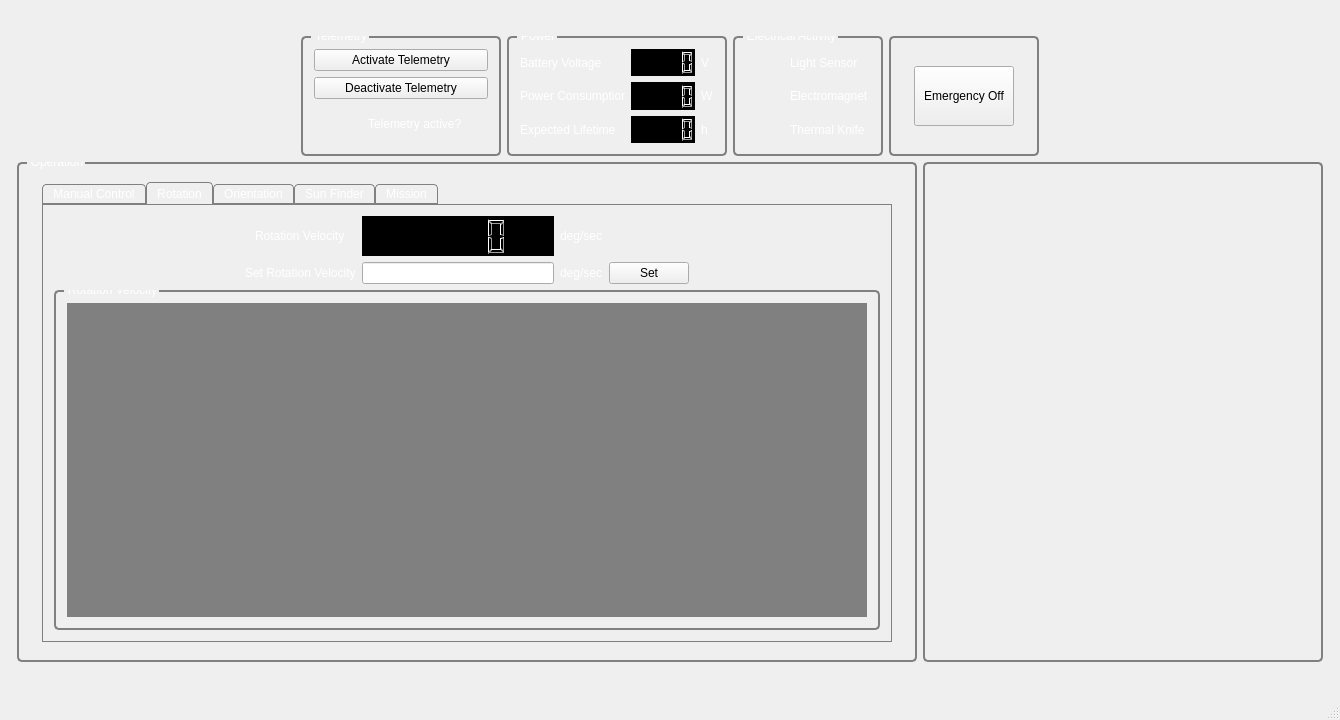
Old version of the form groundstation.ui in the repository lxbader/frogstation.
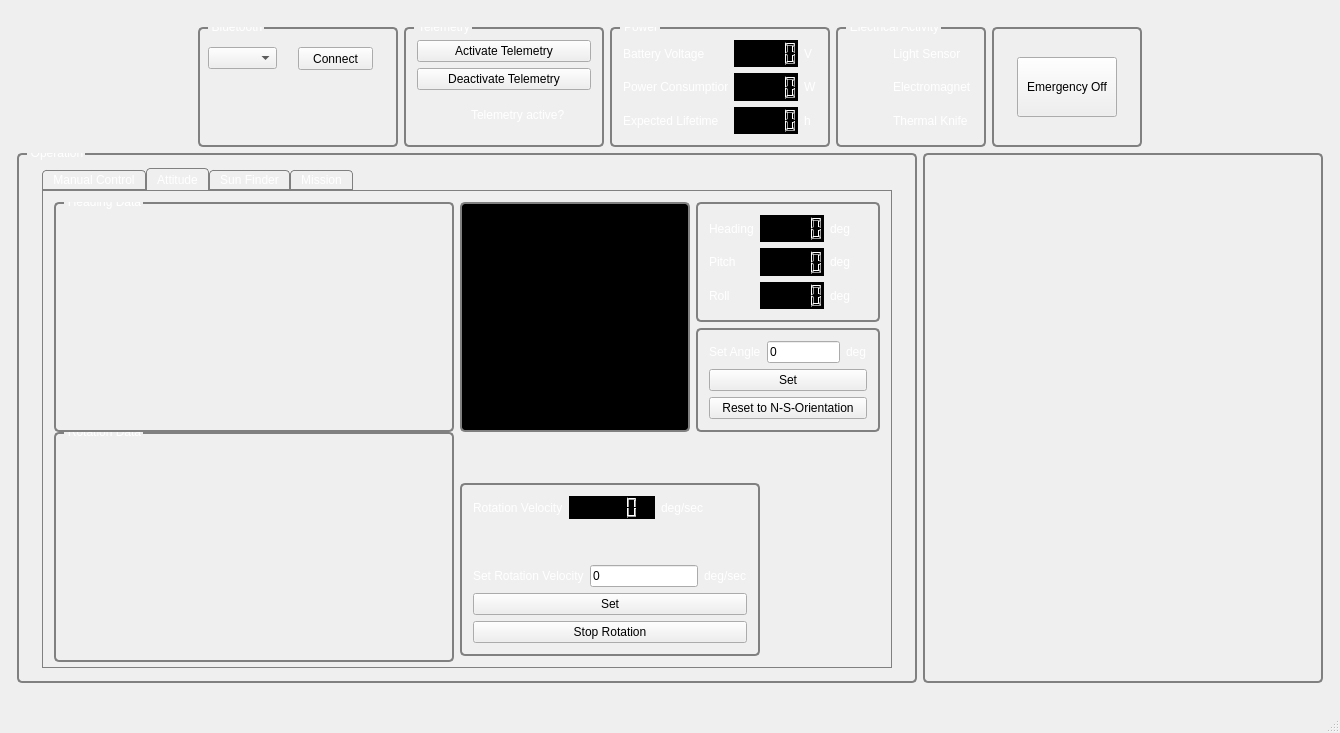
New version of the form. Icons and pictures are not drawn. Custom widgets are drawn as their Qt base class.

The edit to the form file:
```diff
--- a/groundstation.ui
+++ b/groundstation.ui
@@ -7,7 +7,7 @@
     <x>0</x>
     <y>0</y>
     <width>1340</width>
-    <height>720</height>
+    <height>733</height>
    </rect>
   </property>
   <property name="windowTitle">
@@ -88,6 +88,42 @@
           </property>
          </spacer>
         </item>
+        <item>
+         <widget class="QGroupBox" name="groupBox_11">
+          <property name="minimumSize">
+           <size>
+            <width>200</width>
+            <height>0</height>
+           </size>
+          </property>
+          <property name="title">
+           <string>Bluetooth</string>
+          </property>
+          <widget class="QComboBox" name="bluetoothComboBox">
+           <property name="geometry">
+            <rect>
+             <x>10</x>
+             <y>20</y>
+             <width>69</width>
+             <height>22</height>
+            </rect>
+           </property>
+          </widget>
+          <widget class="QPushButton" name="bluetoothConnectButton">
+           <property name="geometry">
+            <rect>
+             <x>100</x>
+             <y>20</y>
+             <width>75</width>
+             <height>23</height>
+            </rect>
+           </property>
+           <property name="text">
+            <string>Connect</string>
+           </property>
+          </widget>
+         </widget>
+        </item>
         <item>
          <widget class="QGroupBox" name="groupBox_2">
           <property name="minimumSize">
@@ -414,13 +450,13 @@
           <property name="minimumSize">
            <size>
             <width>900</width>
-            <height>500</height>
+            <height>530</height>
            </size>
           </property>
           <property name="maximumSize">
            <size>
             <width>900</width>
-            <height>500</height>
+            <height>530</height>
            </size>
           </property>
           <property name="title">
@@ -432,13 +468,13 @@
              <property name="minimumSize">
               <size>
                <width>850</width>
-               <height>460</height>
+               <height>500</height>
               </size>
              </property>
              <property name="maximumSize">
               <size>
                <width>850</width>
-               <height>460</height>
+               <height>500</height>
               </size>
              </property>
              <property name="currentIndex">
@@ -661,180 +697,123 @@
              </widget>
              <widget class="QWidget" name="rotationTab">
               <attribute name="title">
-               <string>Rotation</string>
+               <string>Attitude</string>
               </attribute>
-              <layout class="QVBoxLayout" name="verticalLayout_20">
+              <layout class="QHBoxLayout" name="horizontalLayout_28">
                <item>
-                <layout class="QVBoxLayout" name="verticalLayout_15">
+                <layout class="QHBoxLayout" name="horizontalLayout_9">
                  <item>
-                  <layout class="QGridLayout" name="gridLayout_2">
-                   <item row="0" column="1" alignment="Qt::AlignHCenter">
-                    <widget class="QLabel" name="label_10">
-                     <property name="text">
-                      <string>Rotation Velocity</string>
-                     </property>
-                    </widget>
-                   </item>
-                   <item row="1" column="1" alignment="Qt::AlignHCenter">
-                    <widget class="QLabel" name="label_11">
-                     <property name="text">
-                      <string>Set Rotation Velocity</string>
-                     </property>
-                    </widget>
-                   </item>
-                   <item row="1" column="2">
-                    <widget class="QLineEdit" name="rotationVelocityLineEdit"/>
-                   </item>
-                   <item row="0" column="3">
-                    <widget class="QLabel" name="label_15">
-                     <property name="text">
-                      <string>deg/sec</string>
-                     </property>
-                    </widget>
-                   </item>
-                   <item row="1" column="4">
-                    <widget class="QPushButton" name="rotationVelocityButton">
-                     <property name="text">
-                      <string>Set</string>
-                     </property>
-                    </widget>
-                   </item>
-                   <item row="0" column="5">
-                    <spacer name="horizontalSpacer_5">
-                     <property name="orientation">
-                      <enum>Qt::Horizontal</enum>
-                     </property>
-                     <property name="sizeHint" stdset="0">
+                  <layout class="QVBoxLayout" name="verticalLayout_2">
+                   <item>
+                    <widget class="QGroupBox" name="groupBox_6">
+                     <property name="minimumSize">
                       <size>
-                       <width>40</width>
-                       <height>20</height>
+                       <width>400</width>
+                       <height>230</height>
                       </size>
                      </property>
-                    </spacer>
-                   </item>
-                   <item row="1" column="5">
-                    <spacer name="horizontalSpacer_6">
-                     <property name="orientation">
-                      <enum>Qt::Horizontal</enum>
-                     </property>
-                     <property name="sizeHint" stdset="0">
+                     <property name="maximumSize">
                       <size>
-                       <width>40</width>
-                       <height>20</height>
+                       <width>400</width>
+                       <height>230</height>
                       </size>
                      </property>
-                    </spacer>
-                   </item>
-                   <item row="1" column="3">
-                    <widget class="QLabel" name="label_16">
-                     <property name="text">
-                      <string>deg/sec</string>
+                     <property name="title">
+                      <string>Heading Data</string>
                      </property>
+                     <layout class="QHBoxLayout" name="horizontalLayout_5">
+                      <item>
+                       <widget class="QCustomPlot" name="orientationWidget" native="true"/>
+                      </item>
+                     </layout>
                     </widget>
                    </item>
-                   <item row="0" column="0">
-                    <spacer name="horizontalSpacer_11">
-                     <property name="orientation">
-                      <enum>Qt::Horizontal</enum>
-                     </property>
-                     <property name="sizeHint" stdset="0">
-                      <size>
-                       <width>40</width>
-                       <height>20</height>
-                      </size>
-                     </property>
-                    </spacer>
-                   </item>
-                   <item row="1" column="0">
-                    <spacer name="horizontalSpacer_12">
-                     <property name="orientation">
-                      <enum>Qt::Horizontal</enum>
-                     </property>
-                     <property name="sizeHint" stdset="0">
-                      <size>
-                       <width>40</width>
-                       <height>20</height>
-                      </size>
-                     </property>
-                    </spacer>
-                   </item>
-                   <item row="0" column="2">
-                    <widget class="QLCDNumber" name="rotationVelocityLCD">
+                   <item>
+                    <widget class="QGroupBox" name="groupBox_7">
                      <property name="minimumSize">
                       <size>
-                       <width>0</width>
-                       <height>40</height>
+                       <width>400</width>
+                       <height>230</height>
                       </size>
                      </property>
                      <property name="maximumSize">
                       <size>
-                       <width>16777215</width>
-                       <height>40</height>
+                       <width>400</width>
+                       <height>230</height>
                       </size>
                      </property>
+                     <property name="title">
+                      <string>Rotation Data</string>
+                     </property>
+                     <layout class="QHBoxLayout" name="horizontalLayout_10">
+                      <item>
+                       <widget class="QCustomPlot" name="rotationWidget" native="true"/>
+                      </item>
+                     </layout>
                     </widget>
                    </item>
                   </layout>
                  </item>
                  <item>
-                  <widget class="QGroupBox" name="rotationVelocityBox">
-                   <property name="minimumSize">
-                    <size>
-                     <width>400</width>
-                     <height>300</height>
-                    </size>
-                   </property>
-                   <property name="title">
-                    <string>Rotation Velocity</string>
-                   </property>
-                   <layout class="QVBoxLayout" name="verticalLayout_14">
+                  <layout class="QVBoxLayout" name="verticalLayout_19">
                     <item>
-                     <widget class="QCustomPlot" name="rotationVelocityWidget" native="true">
+                    <layout class="QHBoxLayout" name="horizontalLayout_26">
+                     <item>
+                      <widget class="QGroupBox" name="compassBox">
                       <property name="minimumSize">
                        <size>
-                        <width>100</width>
-                        <height>100</height>
+                         <width>230</width>
+                         <height>230</height>
                        </size>
                       </property>
                       <property name="maximumSize">
                        <size>
-                        <width>1600</width>
-                        <height>1600</height>
-                       </size>
-                      </property>
-                     </widget>
+                         <width>230</width>
+                         <height>230</height>
+                        </size>
+                       </property>
+                       <property name="title">
+                        <string/>
+                       </property>
+                       <layout class="QVBoxLayout" name="verticalLayout_9">
+                        <item>
+                         <widget class="Compass" name="compassWidget" native="true"/>
                     </item>
                    </layout>
                   </widget>
                  </item>
-                </layout>
-               </item>
-              </layout>
-             </widget>
-             <widget class="QWidget" name="compassTab">
-              <attribute name="title">
-               <string>Orientation</string>
-              </attribute>
-              <layout class="QVBoxLayout" name="verticalLayout_12">
-               <item>
-                <layout class="QHBoxLayout" name="horizontalLayout_3">
                  <item>
                   <layout class="QVBoxLayout" name="verticalLayout_11">
                    <item>
-                    <spacer name="verticalSpacer">
-                     <property name="orientation">
-                      <enum>Qt::Vertical</enum>
-                     </property>
-                     <property name="sizeHint" stdset="0">
+                        <widget class="QGroupBox" name="groupBox_8">
+                         <property name="minimumSize">
+                          <size>
+                           <width>0</width>
+                           <height>120</height>
+                          </size>
+                         </property>
+                         <property name="maximumSize">
                       <size>
-                       <width>20</width>
-                       <height>40</height>
-                      </size>
-                     </property>
-                    </spacer>
-                   </item>
+                           <width>16777215</width>
+                           <height>120</height>
+                          </size>
+                         </property>
+                         <property name="title">
+                          <string/>
+                         </property>
+                         <layout class="QHBoxLayout" name="horizontalLayout_24">
                    <item>
-                    <layout class="QGridLayout" name="gridLayout_5">
+                           <layout class="QGridLayout" name="gridLayout_2">
+                            <item row="0" column="0">
+                             <widget class="QLabel" name="label_17">
+                              <property name="text">
+                               <string>Heading</string>
+                              </property>
+                             </widget>
+                            </item>
+                            <item row="0" column="1">
+                             <widget class="QLCDNumber" name="orientationLCD"/>
+                            </item>
                      <item row="0" column="2">
                       <widget class="QLabel" name="label_20">
                        <property name="text">
@@ -842,62 +821,88 @@
                        </property>
                       </widget>
                      </item>
-                     <item row="1" column="0" alignment="Qt::AlignHCenter">
+                            <item row="1" column="0">
+                             <widget class="QLabel" name="label_21">
+                              <property name="text">
+                               <string>Pitch</string>
+                              </property>
+                             </widget>
+                            </item>
+                            <item row="1" column="1">
+                             <widget class="QLCDNumber" name="pitchLCD"/>
+                            </item>
+                            <item row="1" column="2">
+                             <widget class="QLabel" name="label_24">
+                              <property name="text">
+                               <string>deg</string>
+                              </property>
+                             </widget>
+                            </item>
+                            <item row="2" column="0">
+                             <widget class="QLabel" name="label_22">
+                              <property name="text">
+                               <string>Roll</string>
+                              </property>
+                             </widget>
+                            </item>
+                            <item row="2" column="1">
+                             <widget class="QLCDNumber" name="rollLCD"/>
+                            </item>
+                            <item row="2" column="2">
+                             <widget class="QLabel" name="label_25">
+                              <property name="text">
+                               <string>deg</string>
+                              </property>
+                             </widget>
+                            </item>
+                           </layout>
+                          </item>
+                         </layout>
+                        </widget>
+                       </item>
+                       <item>
+                        <widget class="QGroupBox" name="groupBox_9">
+                         <property name="minimumSize">
+                          <size>
+                           <width>0</width>
+                           <height>90</height>
+                          </size>
+                         </property>
+                         <property name="maximumSize">
+                          <size>
+                           <width>16777215</width>
+                           <height>120</height>
+                          </size>
+                         </property>
+                         <property name="title">
+                          <string/>
+                         </property>
+                         <layout class="QVBoxLayout" name="verticalLayout_6">
+                          <item>
+                           <layout class="QVBoxLayout" name="verticalLayout_4">
+                            <item>
+                             <layout class="QHBoxLayout" name="horizontalLayout_25">
+                              <item>
                       <widget class="QLabel" name="label_18">
                        <property name="text">
                         <string>Set Angle</string>
                        </property>
                       </widget>
                      </item>
-                     <item row="1" column="1" alignment="Qt::AlignHCenter">
+                              <item>
                       <widget class="QLineEdit" name="orientationLineEdit">
-                       <property name="minimumSize">
-                        <size>
-                         <width>0</width>
-                         <height>30</height>
-                        </size>
-                       </property>
-                       <property name="maximumSize">
-                        <size>
-                         <width>16777215</width>
-                         <height>30</height>
-                        </size>
-                       </property>
                        <property name="text">
                         <string>0</string>
                        </property>
                       </widget>
                      </item>
-                     <item row="1" column="2">
+                              <item>
                       <widget class="QLabel" name="label_19">
                        <property name="text">
                         <string>deg</string>
                        </property>
                       </widget>
                      </item>
-                     <item row="0" column="0" alignment="Qt::AlignHCenter">
-                      <widget class="QLabel" name="label_17">
-                       <property name="text">
-                        <string>Current Angle</string>
-                       </property>
-                      </widget>
-                     </item>
-                     <item row="0" column="1">
-                      <widget class="QLCDNumber" name="orientationLCD">
-                       <property name="minimumSize">
-                        <size>
-                         <width>0</width>
-                         <height>40</height>
-                        </size>
-                       </property>
-                       <property name="maximumSize">
-                        <size>
-                         <width>1000</width>
-                         <height>40</height>
-                        </size>
-                       </property>
-                      </widget>
-                     </item>
                     </layout>
                    </item>
                    <item>
@@ -909,72 +914,17 @@
                    </item>
                    <item>
                     <widget class="QPushButton" name="orientationResetButton">
-                     <property name="minimumSize">
-                      <size>
-                       <width>0</width>
-                       <height>0</height>
-                      </size>
-                     </property>
-                     <property name="maximumSize">
-                      <size>
-                       <width>1000</width>
-                       <height>16777215</height>
-                      </size>
-                     </property>
                      <property name="text">
                       <string>Reset to N-S-Orientation</string>
                      </property>
                     </widget>
                    </item>
-                   <item>
-                    <layout class="QGridLayout" name="gridLayout_6">
-                     <item row="0" column="1">
-                      <widget class="QLCDNumber" name="pitchLCD">
-                       <property name="maximumSize">
-                        <size>
-                         <width>100</width>
-                         <height>30</height>
-                        </size>
-                       </property>
-                      </widget>
-                     </item>
-                     <item row="0" column="2">
-                      <widget class="QLabel" name="label_24">
-                       <property name="text">
-                        <string>deg</string>
-                       </property>
-                      </widget>
-                     </item>
-                     <item row="1" column="2">
-                      <widget class="QLabel" name="label_25">
-                       <property name="text">
-                        <string>deg</string>
-                       </property>
-                      </widget>
-                     </item>
-                     <item row="0" column="0" alignment="Qt::AlignHCenter">
-                      <widget class="QLabel" name="label_21">
-                       <property name="text">
-                        <string>Pitch</string>
-                       </property>
-                      </widget>
-                     </item>
-                     <item row="1" column="1">
-                      <widget class="QLCDNumber" name="rollLCD">
-                       <property name="maximumSize">
-                        <size>
-                         <width>16777215</width>
-                         <height>30</height>
-                        </size>
-                       </property>
-                      </widget>
-                     </item>
-                     <item row="1" column="0" alignment="Qt::AlignHCenter">
-                      <widget class="QLabel" name="label_22">
-                       <property name="text">
-                        <string>Roll</string>
-                       </property>
-                      </widget>
+                           </layout>
+                          </item>
+                         </layout>
+                        </widget>
+                       </item>
+                      </layout>
                      </item>
                     </layout>
                    </item>
@@ -991,80 +941,94 @@
                      </property>
                     </spacer>
                    </item>
-                  </layout>
-                 </item>
                  <item>
-                  <spacer name="horizontalSpacer_2">
-                   <property name="orientation">
-                    <enum>Qt::Horizontal</enum>
-                   </property>
-                   <property name="sizeHint" stdset="0">
-                    <size>
-                     <width>40</width>
-                     <height>20</height>
-                    </size>
-                   </property>
-                  </spacer>
-                 </item>
+                    <layout class="QHBoxLayout" name="horizontalLayout_3">
                  <item>
-                  <widget class="QGroupBox" name="compassBox">
-                   <property name="minimumSize">
-                    <size>
-                     <width>380</width>
-                     <height>380</height>
-                    </size>
-                   </property>
-                   <property name="maximumSize">
-                    <size>
-                     <width>380</width>
-                     <height>380</height>
-                    </size>
-                   </property>
+                      <widget class="QGroupBox" name="groupBox_10">
                    <property name="title">
-                    <string>Compass</string>
-                   </property>
-                   <layout class="QHBoxLayout" name="horizontalLayout_9">
+                        <string/>
+                       </property>
+                       <layout class="QVBoxLayout" name="verticalLayout_15">
                     <item>
-                     <spacer name="horizontalSpacer_10">
+                         <layout class="QVBoxLayout" name="verticalLayout_14">
+                          <item>
+                           <layout class="QGridLayout" name="gridLayout_3">
+                            <item row="0" column="2">
+                             <widget class="QLabel" name="label_29">
+                              <property name="text">
+                               <string>deg/sec</string>
+                              </property>
+                             </widget>
+                            </item>
+                            <item row="0" column="0">
+                             <widget class="QLabel" name="label_28">
+                              <property name="text">
+                               <string>Rotation Velocity</string>
+                              </property>
+                             </widget>
+                            </item>
+                            <item row="0" column="1">
+                             <widget class="QLCDNumber" name="rotationLCD"/>
+                            </item>
+                           </layout>
+                          </item>
+                          <item>
+                           <spacer name="verticalSpacer">
                       <property name="orientation">
-                       <enum>Qt::Horizontal</enum>
+                             <enum>Qt::Vertical</enum>
                       </property>
                       <property name="sizeHint" stdset="0">
                        <size>
-                        <width>40</width>
-                        <height>20</height>
+                              <width>20</width>
+                              <height>40</height>
                        </size>
                       </property>
                      </spacer>
                     </item>
                     <item>
-                     <widget class="Compass" name="compassWidget" native="true">
-                      <property name="minimumSize">
-                       <size>
-                        <width>350</width>
-                        <height>350</height>
-                       </size>
-                      </property>
-                      <property name="maximumSize">
-                       <size>
-                        <width>350</width>
-                        <height>350</height>
-                       </size>
+                           <layout class="QVBoxLayout" name="verticalLayout_12">
+                            <item>
+                             <layout class="QHBoxLayout" name="horizontalLayout_27">
+                              <item>
+                               <widget class="QLabel" name="label_31">
+                                <property name="text">
+                                 <string>Set Rotation Velocity</string>
+                                </property>
+                               </widget>
+                              </item>
+                              <item>
+                               <widget class="QLineEdit" name="orientationLineEdit_2">
+                                <property name="text">
+                                 <string>0</string>
                       </property>
                      </widget>
                     </item>
                     <item>
-                     <spacer name="horizontalSpacer_4">
-                      <property name="orientation">
-                       <enum>Qt::Horizontal</enum>
-                      </property>
-                      <property name="sizeHint" stdset="0">
-                       <size>
-                        <width>40</width>
-                        <height>20</height>
-                       </size>
-                      </property>
-                     </spacer>
+                               <widget class="QLabel" name="label_32">
+                                <property name="text">
+                                 <string>deg/sec</string>
+                                </property>
+                               </widget>
+                              </item>
+                             </layout>
+                            </item>
+                            <item>
+                             <widget class="QPushButton" name="setRotationButton">
+                              <property name="text">
+                               <string>Set</string>
+                              </property>
+                             </widget>
+                            </item>
+                            <item>
+                             <widget class="QPushButton" name="stopRotationButton">
+                              <property name="text">
+                               <string>Stop Rotation</string>
+                              </property>
+                             </widget>
+                            </item>
+                           </layout>
+                          </item>
+                         </layout>
                     </item>
                    </layout>
                   </widget>
@@ -1085,6 +1049,10 @@
                 </layout>
                </item>
               </layout>
+                 </item>
+                </layout>
+               </item>
+              </layout>
              </widget>
              <widget class="QWidget" name="sunFinderTab">
               <attribute name="title">
@@ -1446,13 +1414,13 @@
           <property name="minimumSize">
            <size>
             <width>400</width>
-            <height>500</height>
+            <height>530</height>
            </size>
           </property>
           <property name="maximumSize">
            <size>
             <width>400</width>
-            <height>500</height>
+            <height>530</height>
            </size>
           </property>
           <property name="title">
@@ -1460,20 +1428,7 @@
           </property>
           <layout class="QVBoxLayout" name="verticalLayout_10">
            <item>
-            <widget class="Console" name="consoleWidget" native="true">
-             <property name="minimumSize">
-              <size>
-               <width>0</width>
-               <height>450</height>
-              </size>
-             </property>
-             <property name="maximumSize">
-              <size>
-               <width>16777215</width>
-               <height>450</height>
-              </size>
-             </property>
-            </widget>
+            <widget class="Console" name="consoleWidget" native="true"/>
            </item>
           </layout>
          </widget>
```
Lines whose indentation alone changed are shown as unchanged.
